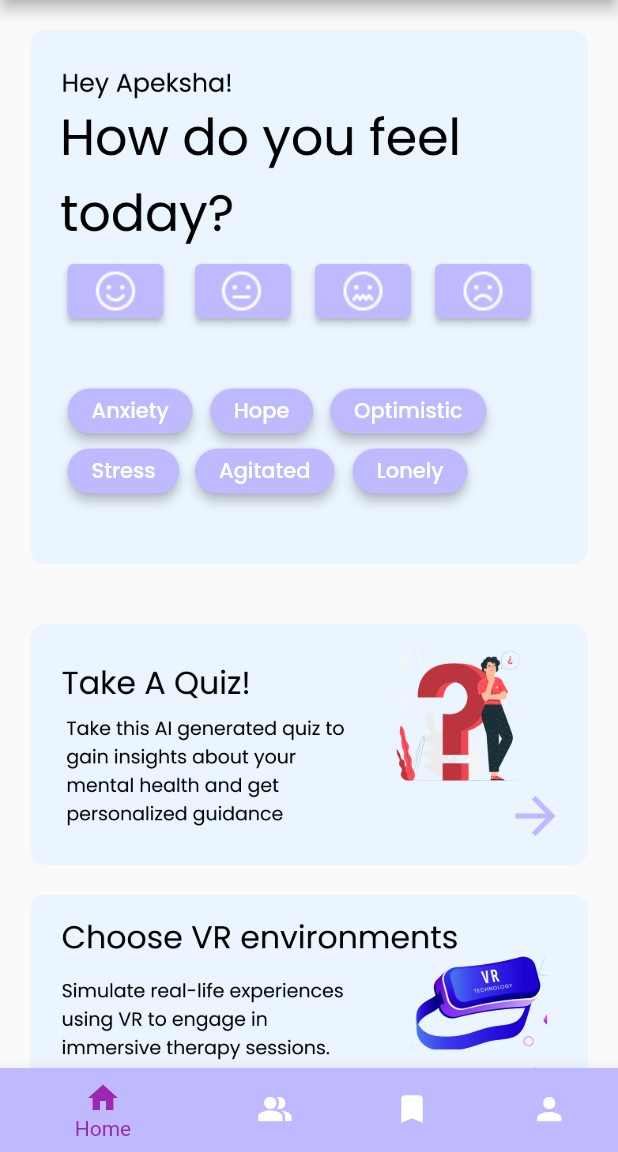
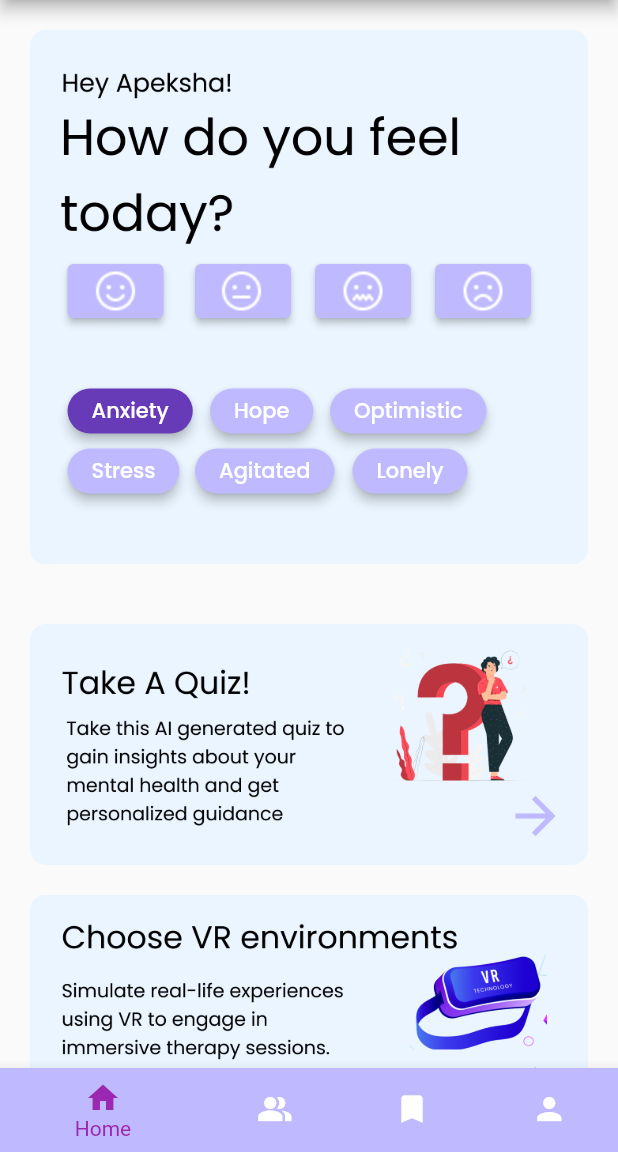
Before and after one commit to kritika601/SootheSpace, a Flutter app: the screen it shows after launch, after a tap on "Anxiety", on a phone screen of 412 x 824 dp, the part 84-1236 px from its top. Run offline on Flutter 3.47's test engine with Material 2 defaults, Android fonts, the light colour scheme and no system bars; missing offline and left inert: ar_flutter_plugin, arcore_flutter_plugin.

Commit message:
change button color on select

```diff
--- a/lib/screens/main_home_screen.dart
+++ b/lib/screens/main_home_screen.dart
@@ -19,7 +19,23 @@ class Home extends StatefulWidget {
 }
 
 class _HomeState extends State<Home> {
+  bool _hasBeenPressed1=false;
+  bool _hasBeenPressed2=false;
+  bool _hasBeenPressed3=false;
+  bool _hasBeenPressed4=false;
+  bool _hasBeenPressed5=false;
+  bool _hasBeenPressed6=false;
+  bool _hasBeenPressed7=false;
+  bool _hasBeenPressed8=false;
+  bool _hasBeenPressed9=false;
+  bool _hasBeenPressed10=false;
+
+
   @override
+
+
+
+
   Widget build(BuildContext context) {
     return Scaffold(
 
@@ -51,11 +67,14 @@ class _HomeState extends State<Home> {
                     left:25,
                     child: ElevatedButton(
                         onPressed: (){
-
+                          setState(() {
+                            _hasBeenPressed1 = !_hasBeenPressed1;
+                          });
                         },
                         style: ElevatedButton.styleFrom(
-                          primary: Color.fromRGBO(191, 186, 255, 100),
+                          primary: _hasBeenPressed1 ? Colors.deepPurple : Color.fromRGBO(191, 186, 255, 100),
                         ),
+
                         child: Image(
                           image: AssetImage('assets/buttons/Smiley.png'),
                         )
@@ -69,9 +88,12 @@ class _HomeState extends State<Home> {
                       left: 110,
                       child: ElevatedButton(
                           onPressed: (){
+                            setState(() {
+                              _hasBeenPressed2 = !_hasBeenPressed2;
+                            });
                           },
                           style: ElevatedButton.styleFrom(
-                          primary: Color.fromRGBO(191, 186, 255, 100),
+                            primary: _hasBeenPressed2 ? Colors.deepPurple : Color.fromRGBO(191, 186, 255, 100),
                           ),
                         child:Image(
                           image: AssetImage('assets/buttons/SmileyMeh (1).png' ),
@@ -86,9 +108,12 @@ class _HomeState extends State<Home> {
                       left: 190,
                       child: ElevatedButton(
                           onPressed: (){
+                            setState(() {
+                              _hasBeenPressed3 = !_hasBeenPressed3;
+                            });
                           },
                           style: ElevatedButton.styleFrom(
-                          primary: Color.fromRGBO(191, 186, 255, 100),
+                            primary: _hasBeenPressed3 ? Colors.deepPurple : Color.fromRGBO(191, 186, 255, 100),
                           ),
                         child: Image(
                           image: AssetImage('assets/buttons/SmileyNervous.png'),
@@ -100,9 +125,12 @@ class _HomeState extends State<Home> {
                       left: 270,
                       child: ElevatedButton(
                           onPressed: (){
+                            setState(() {
+                              _hasBeenPressed4 = !_hasBeenPressed4;
+                            });
                           },
                           style: ElevatedButton.styleFrom(
-                          primary: Color.fromRGBO(191, 186, 255, 100),
+                            primary: _hasBeenPressed4 ? Colors.deepPurple : Color.fromRGBO(191, 186, 255, 100),
                           ),
                         child: Image(
                           image: AssetImage('assets/buttons/SmileySad.png'),
@@ -116,9 +144,12 @@ class _HomeState extends State<Home> {
                       left: 25,
                       child: ElevatedButton(
                           onPressed: (){
+                            setState(() {
+                              _hasBeenPressed5 = !_hasBeenPressed5;
+                            });
                           },
                           style: ElevatedButton.styleFrom(
-                            primary: Color.fromRGBO(191, 186, 255, 100),
+                            primary: _hasBeenPressed5 ? Colors.deepPurple : Color.fromRGBO(191, 186, 255, 100),
                             elevation: 3,
                               shape: RoundedRectangleBorder(
                                 borderRadius: BorderRadius.circular(32),
@@ -139,9 +170,12 @@ class _HomeState extends State<Home> {
                       left: 120,
                       child: ElevatedButton(
                           onPressed: (){
+                            setState(() {
+                              _hasBeenPressed6 = !_hasBeenPressed6;
+                            });
                           },
                           style: ElevatedButton.styleFrom(
-                            primary: Color.fromRGBO(191, 186, 255, 100),
+                            primary: _hasBeenPressed6 ? Colors.deepPurple : Color.fromRGBO(191, 186, 255, 100),
                             elevation: 3,
                             shape: RoundedRectangleBorder(
                               borderRadius: BorderRadius.circular(32),
@@ -162,9 +196,12 @@ class _HomeState extends State<Home> {
                       left: 200,
                       child: ElevatedButton(
                           onPressed: (){
+                            setState(() {
+                              _hasBeenPressed7 = !_hasBeenPressed7;
+                            });
                           },
                           style: ElevatedButton.styleFrom(
-                            primary: Color.fromRGBO(191, 186, 255, 100),
+                            primary: _hasBeenPressed7 ? Colors.deepPurple : Color.fromRGBO(191, 186, 255, 100),
                             elevation: 3,
                             shape: RoundedRectangleBorder(
                               borderRadius: BorderRadius.circular(32),
@@ -185,9 +222,12 @@ class _HomeState extends State<Home> {
                       left: 25,
                       child: ElevatedButton(
                           onPressed: (){
+                            setState(() {
+                              _hasBeenPressed8 = !_hasBeenPressed8;
+                            });
                           },
                           style: ElevatedButton.styleFrom(
-                            primary: Color.fromRGBO(191, 186, 255, 100),
+                            primary: _hasBeenPressed8 ? Colors.deepPurple : Color.fromRGBO(191, 186, 255, 100),
                             elevation: 3,
                             shape: RoundedRectangleBorder(
                               borderRadius: BorderRadius.circular(32),
@@ -208,9 +248,12 @@ class _HomeState extends State<Home> {
                       left: 110,
                       child: ElevatedButton(
                           onPressed: (){
+                            setState(() {
+                              _hasBeenPressed9 = !_hasBeenPressed9;
+                            });
                           },
                           style: ElevatedButton.styleFrom(
-                            primary: Color.fromRGBO(191, 186, 255, 100),
+                            primary: _hasBeenPressed9 ? Colors.deepPurple : Color.fromRGBO(191, 186, 255, 100),
                             elevation: 3,
                             shape: RoundedRectangleBorder(
                               borderRadius: BorderRadius.circular(32),
@@ -231,9 +274,12 @@ class _HomeState extends State<Home> {
                       left: 215,
                       child: ElevatedButton(
                           onPressed: (){
+                            setState(() {
+                              _hasBeenPressed10 = !_hasBeenPressed10;
+                            });
                           },
                           style: ElevatedButton.styleFrom(
-                            primary: Color.fromRGBO(191, 186, 255, 100),
+                            primary: _hasBeenPressed10 ? Colors.deepPurple : Color.fromRGBO(191, 186, 255, 100),
                             elevation: 3,
                             shape: RoundedRectangleBorder(
                               borderRadius: BorderRadius.circular(32),
@@ -310,5 +356,7 @@ class _HomeState extends State<Home> {
 
       ),
     );
+
+
   }
 }
```
Lines whose indentation alone changed are shown as unchanged.
